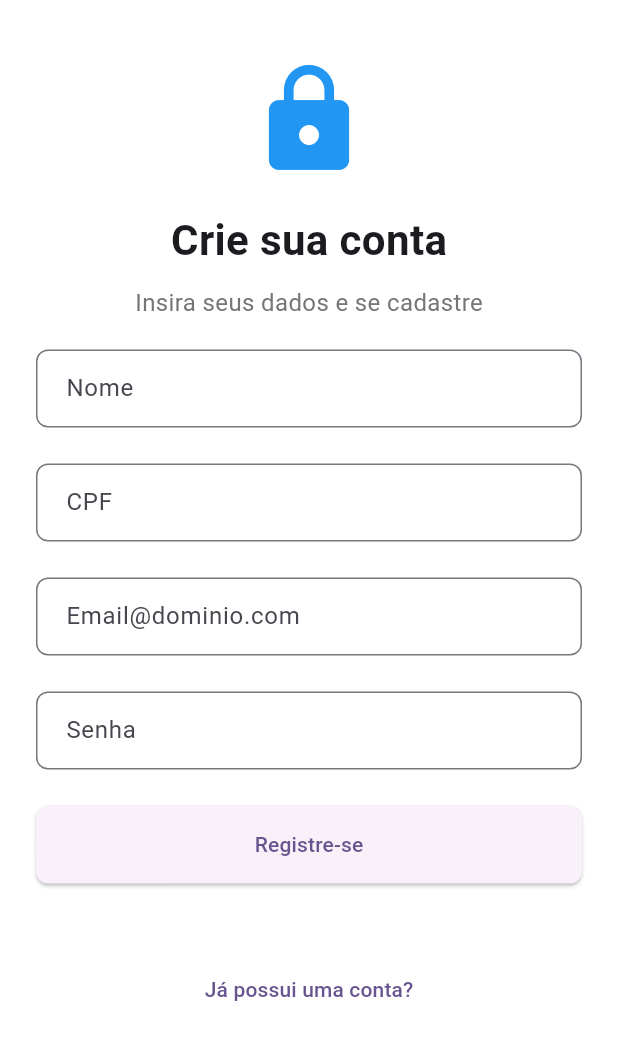
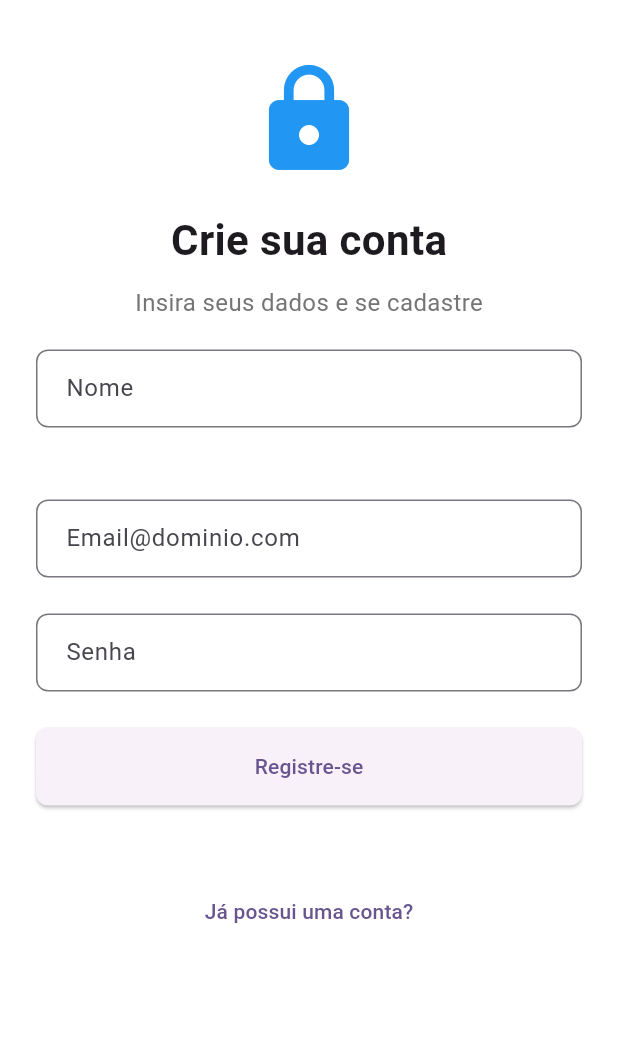
Before and after one commit to caiosemblano/fetin_Leitep, a Flutter app: the RegisterScreen screen opened directly, on a phone screen of 412 x 824 dp. Shown: the top 1040 px of the screen. Run offline on Flutter 3.47's test engine with Material 3 defaults, Android fonts, the phone set to English and light mode, and no system bars; our stand-ins replace firebase_auth, firebase_core, firebase_database, mask_text_input_formatter; accounts and stored records are empty.

Commit message:
Tentativa de retirada do cpf no registro

```diff
--- a/lib/screens/auth/register_screen.dart
+++ b/lib/screens/auth/register_screen.dart
@@ -20,48 +20,15 @@ class _RegisterScreenState extends State<RegisterScreen> {
   final AuthService _auth = AuthService();
   final DatabaseService _db = DatabaseService();
   final nomeController = TextEditingController();
-  final cpfController = TextEditingController();
   final emailController = TextEditingController();
   final senhaController = TextEditingController();
   String error = '';
 
-  // Máscara para CPF (movida para dentro da classe)
-  final cpfFormatter = MaskTextInputFormatter(
-    mask: '###.###.###-##',
-    filter: {"#": RegExp(r'[0-9]')},
-    type: MaskAutoCompletionType.lazy,
-  );
 
-  // Função de validação de CPF (movida para dentro da classe)
-  bool isValidCPF(String cpf) {
-    cpf = cpf.replaceAll(RegExp(r'[^0-9]'), '');
-    if (cpf.length != 11) return false;
-    if (RegExp(r'^(\d)\1*$').hasMatch(cpf)) return false;
-
-    List<int> numbers = cpf.split('').map(int.parse).toList();
-
-    int sum = 0;
-    for (int i = 0; i < 9; i++) {
-      sum += numbers[i] * (10 - i);
-    }
-    int firstDigit = (sum * 10) % 11;
-    if (firstDigit == 10) firstDigit = 0;
-    if (numbers[9] != firstDigit) return false;
-
-    sum = 0;
-    for (int i = 0; i < 10; i++) {
-      sum += numbers[i] * (11 - i);
-    }
-    int secondDigit = (sum * 10) % 11;
-    if (secondDigit == 10) secondDigit = 0;
-
-    return numbers[10] == secondDigit;
-  }
 
   @override
   void dispose() {
     nomeController.dispose();
-    cpfController.dispose();
     emailController.dispose();
     senhaController.dispose();
     super.dispose();
@@ -69,17 +36,11 @@ class _RegisterScreenState extends State<RegisterScreen> {
 
   Future<void> registrar() async {
     final nome = nomeController.text.trim();
-    final cpf = cpfController.text.trim().replaceAll(RegExp(r'[^0-9]'), '');
     final email = emailController.text.trim();
     final senha = senhaController.text.trim();
 
-    if (nome.isEmpty || cpf.isEmpty || email.isEmpty || senha.isEmpty) {
+    if (nome.isEmpty || email.isEmpty || senha.isEmpty) {
       setState(() => error = 'Preencha todos os campos');
-      return;
-    }
-
-    if (!isValidCPF(cpf)) {
-      setState(() => error = 'CPF inválido');
       return;
     }
 
@@ -88,7 +49,6 @@ class _RegisterScreenState extends State<RegisterScreen> {
       if (user != null) {
         await _db.saveUserData(user.uid, {
           'nome': nome,
-          'cpf': cpf,
           'email': email,
           'createdAt': ServerValue.timestamp,
         });
@@ -131,13 +91,6 @@ class _RegisterScreenState extends State<RegisterScreen> {
                 controller: nomeController,
               ),
               const SizedBox(height: 24),
-
-              AuthTextField(
-                hintText: 'CPF',
-                controller: cpfController,
-                keyboardType: TextInputType.number,
-                inputFormatters: [cpfFormatter],
-              ),
               const SizedBox(height: 24),
 
               AuthTextField(
```
